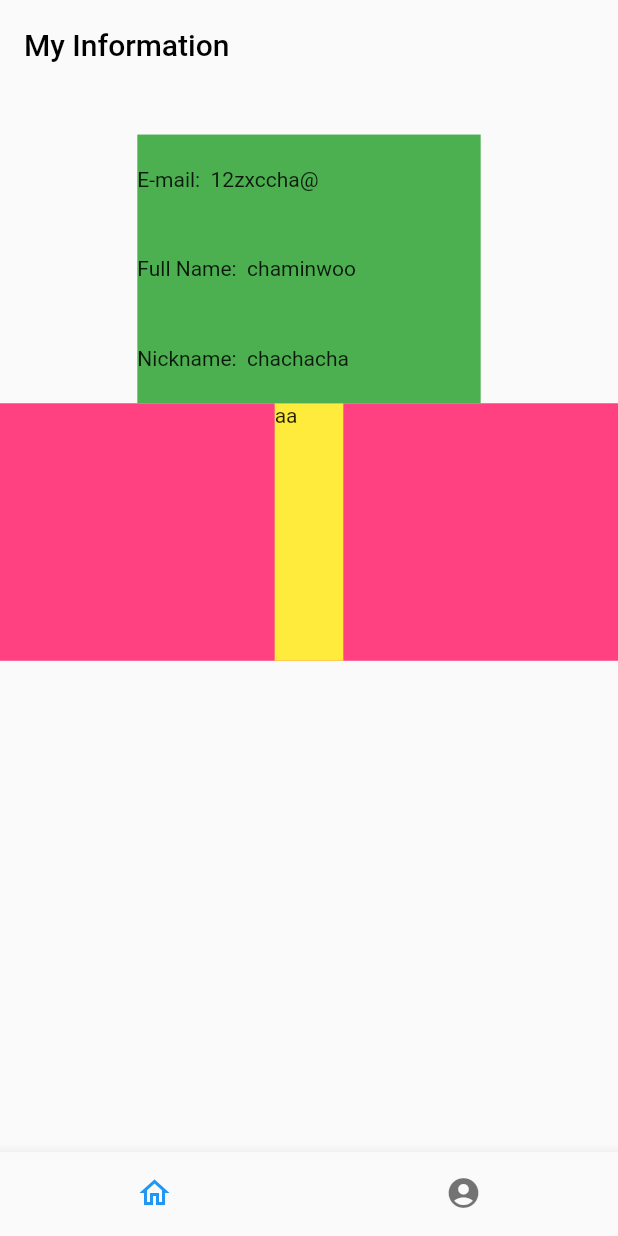
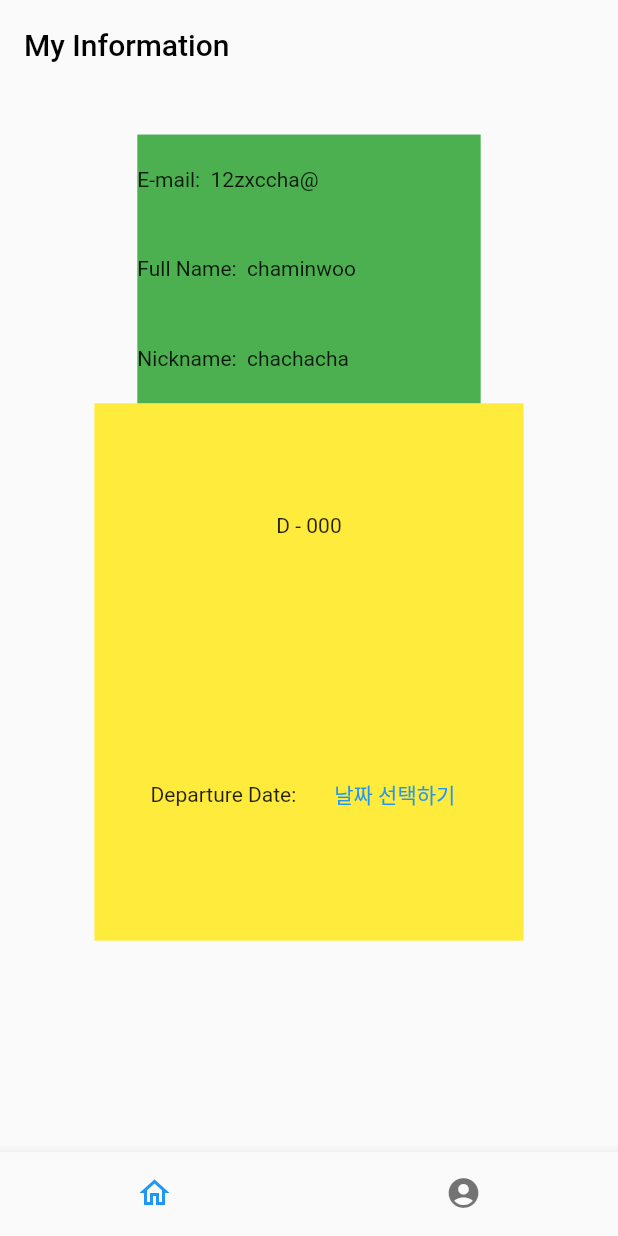
Before and after one commit to chachacha12/Anyone_project, a Flutter app: the screen it shows after launch, item 2 of the bottom bar chosen, on a phone screen of 412 x 824 dp. Run offline on Flutter 3.47's test engine with Material 2 defaults, Android fonts, the phone set to English and light mode, and no system bars; our stand-ins replace flutter_screenutil, fluttertoast.

Commit message:
DatePicker

```diff
--- a/lib/my/my.dart
+++ b/lib/my/my.dart
@@ -1,5 +1,6 @@
 import 'package:flutter/material.dart';
 import 'package:flutter_screenutil/flutter_screenutil.dart';
+import 'package:fluttertoast/fluttertoast.dart';
 
 //유저정보 보여주는 페이지
 class My extends StatefulWidget {
@@ -10,6 +11,36 @@ class My extends StatefulWidget {
 }
 
 class _MyState extends State<My> {
+
+/* DatePicker 띄우기 */
+  showDatePickerPop() {
+    Future<DateTime?> selectedDate = showDatePicker(
+      context: context,
+      initialDate: DateTime.now(), //초기값
+      firstDate: DateTime(2022), //시작일
+      lastDate: DateTime(2025), //마지막일
+      builder: (BuildContext context, Widget? child) {
+        return Theme(
+          data: ThemeData.dark(), //다크 테마
+          child: child!,
+        );
+      },
+    );
+
+    selectedDate.then((dateTime) {      //날짜 선택 직후에 할일
+      //토스트메시지 띄우기
+      Fluttertoast.showToast(
+        msg: dateTime.toString(),
+        toastLength: Toast.LENGTH_SHORT,
+        gravity: ToastGravity.BOTTOM,
+        //fontSize: 20,
+        //textColor: Colors.white,
+        //backgroundColor: Colors.redAccent
+      );
+    });
+  }
+
+
   @override
   Widget build(BuildContext context) {
     return CustomScrollView(
@@ -74,18 +105,33 @@ class _MyState extends State<My> {
 
         SliverToBoxAdapter(
           child: Container(
-            color: Colors.pinkAccent,
             alignment: Alignment.center,
-            height: 150.w,
+            height: 300.h,
             width: 100.0.w,
             child: Container(
+              alignment: Alignment.center,
               color: Colors.yellow,
-              height: 150.0.w,
-              width: 40.w,
-              child: Text('aa'),
+              height: 300.0.h,
+              width: 250.w,
+              child: Column(
+                mainAxisAlignment: MainAxisAlignment.spaceAround,
+                children: [
+                  Text('D - 000'),
+                  Row(
+                    mainAxisAlignment: MainAxisAlignment.center,
+                    children: [
+                      Text('Departure Date:     '),
+                      TextButton(onPressed: (){
+                        showDatePickerPop();
+                      }, child: Text('날짜 선택하기'))
+                    ],
+                  ),
+
+                ],
+              ),
               ),
           ),
-        )
+        ),
 
       ],
 
--- a/pubspec.yaml
+++ b/pubspec.yaml
@@ -41,6 +41,7 @@ dependencies:
   # The following adds the Cupertino Icons font to your application.
   # Use with the CupertinoIcons class for iOS style icons.
   cupertino_icons: ^1.0.2
+  fluttertoast: ^8.0.9
 
 dev_dependencies:
   flutter_test:
```
Also changed, not shown: lib/home/aroundcampus.dart (+8 -8 lines), lib/home/oncampus.dart (+15 -15 lines), pubspec.lock.
